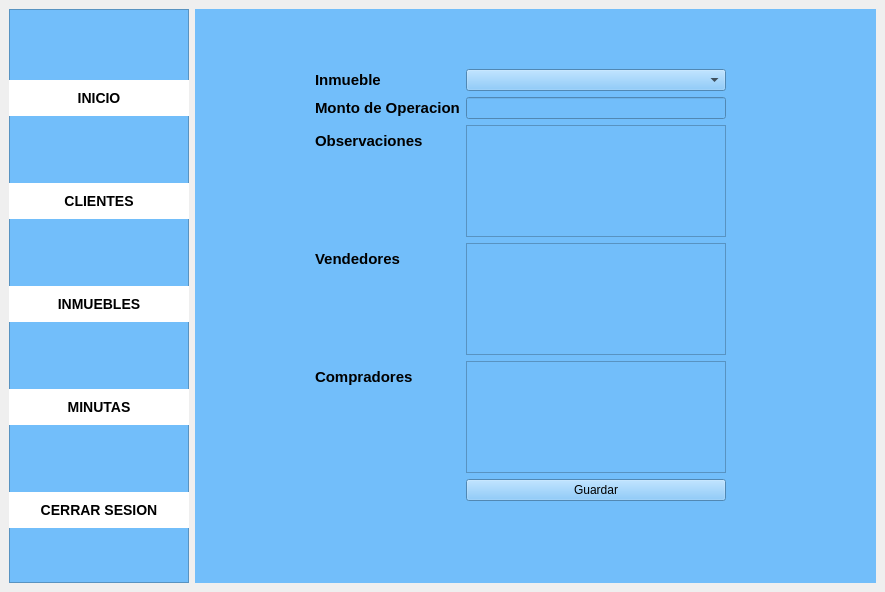
Above: ui/menu.ui from FacuMillo35/digitalizacion_minutas before the change. Below: the same form after it.
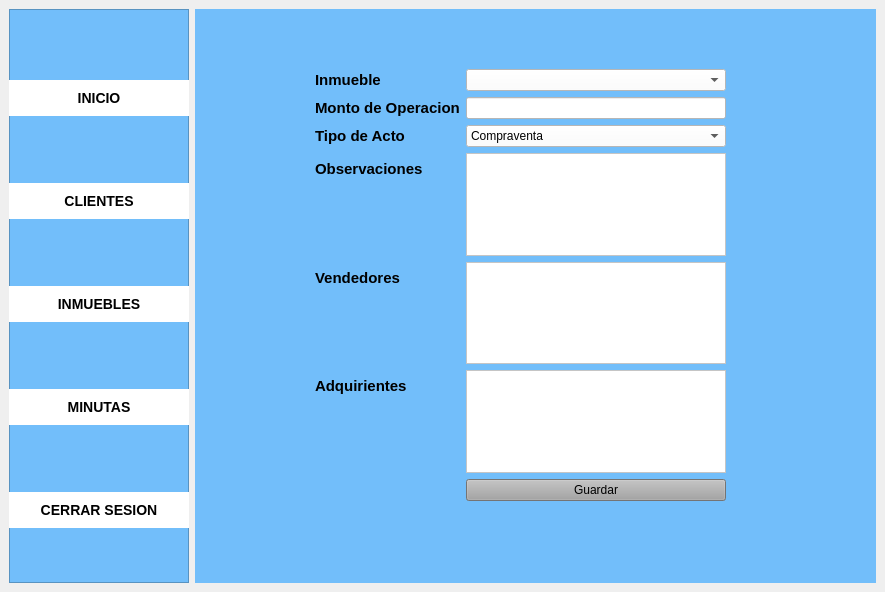
That is the form after the change. The open tabs and pages were chosen to show the change.

Patch:
```diff
--- a/ui/menu.ui
+++ b/ui/menu.ui
@@ -903,7 +903,12 @@
           </widget>
          </item>
          <item row="0" column="1">
-          <widget class="QComboBox" name="cmb_inmueble"/>
+          <widget class="QComboBox" name="cmb_inmueble">
+           <property name="styleSheet">
+            <string notr="true">background-color: rgb(255, 255, 255);
+color: rgb(0, 0, 0);</string>
+           </property>
+          </widget>
          </item>
          <item row="1" column="0">
           <widget class="QLabel" name="label_25">
@@ -920,9 +925,14 @@
           </widget>
          </item>
          <item row="1" column="1">
-          <widget class="QLineEdit" name="txt_monto"/>
+          <widget class="QLineEdit" name="txt_monto">
+           <property name="styleSheet">
+            <string notr="true">background-color: rgb(255, 255, 255);
+color: rgb(0, 0, 0);</string>
+           </property>
+          </widget>
          </item>
-         <item row="2" column="0">
+         <item row="3" column="0">
           <widget class="QLabel" name="label_27">
            <property name="font">
             <font>
@@ -936,10 +946,15 @@
            </property>
           </widget>
          </item>
-         <item row="2" column="1">
-          <widget class="QTextEdit" name="txt_observaciones"/>
+         <item row="3" column="1">
+          <widget class="QTextEdit" name="txt_observaciones">
+           <property name="styleSheet">
+            <string notr="true">background-color: rgb(255, 255, 255);
+color: rgb(0, 0, 0);</string>
+           </property>
+          </widget>
          </item>
-         <item row="3" column="0">
+         <item row="4" column="0">
           <widget class="QLabel" name="label_28">
            <property name="font">
             <font>
@@ -953,10 +968,15 @@
            </property>
           </widget>
          </item>
-         <item row="3" column="1">
-          <widget class="QListWidget" name="list_vendedores"/>
+         <item row="4" column="1">
+          <widget class="QListWidget" name="list_vendedores">
+           <property name="styleSheet">
+            <string notr="true">background-color: rgb(255, 255, 255);
+color: rgb(0, 0, 0);</string>
+           </property>
+          </widget>
          </item>
-         <item row="4" column="0">
+         <item row="5" column="0">
           <widget class="QLabel" name="label_29">
            <property name="font">
             <font>
@@ -966,20 +986,70 @@
             </font>
            </property>
            <property name="text">
-            <string>Compradores</string>
+            <string>Adquirientes</string>
            </property>
           </widget>
          </item>
-         <item row="4" column="1">
-          <widget class="QListWidget" name="list_compradores"/>
-         </item>
          <item row="5" column="1">
+          <widget class="QListWidget" name="list_compradores">
+           <property name="styleSheet">
+            <string notr="true">background-color: rgb(255, 255, 255);
+color: rgb(0, 0, 0);</string>
+           </property>
+          </widget>
+         </item>
+         <item row="6" column="1">
           <widget class="QPushButton" name="btn_guardar_minuta">
+           <property name="styleSheet">
+            <string notr="true">background-color: rgb(162, 162, 162);</string>
+           </property>
            <property name="text">
             <string>Guardar</string>
            </property>
           </widget>
          </item>
+         <item row="2" column="1">
+          <widget class="QComboBox" name="cmb_tipo_acto">
+           <property name="styleSheet">
+            <string notr="true">background-color: rgb(255, 255, 255);
+color: rgb(0, 0, 0);</string>
+           </property>
+           <item>
+            <property name="text">
+             <string>Compraventa</string>
+            </property>
+           </item>
+           <item>
+            <property name="text">
+             <string>Donacion</string>
+            </property>
+           </item>
+           <item>
+            <property name="text">
+             <string>Sesion de Derechos</string>
+            </property>
+           </item>
+           <item>
+            <property name="text">
+             <string>Hipoteca</string>
+            </property>
+           </item>
+          </widget>
+         </item>
+         <item row="2" column="0">
+          <widget class="QLabel" name="label_26">
+           <property name="font">
+            <font>
+             <pointsize>11</pointsize>
+             <weight>75</weight>
+             <bold>true</bold>
+            </font>
+           </property>
+           <property name="text">
+            <string>Tipo de Acto</string>
+           </property>
+          </widget>
+         </item>
         </layout>
        </widget>
       </widget>
```
Left out of the diff: 4 changed lines with no effect on the pictures.
